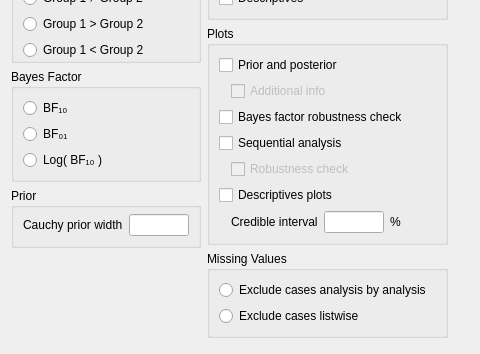
This is JASP-Desktop/analysisforms/ttestbayesianindependentsamplesform.ui in jasp-stats/jasp-desktop as Qt 5 draws it before an edit; both pictures show x 0 to 480 and y 508 to 862 of the 606 by 862 pixel window. The edited form follows.
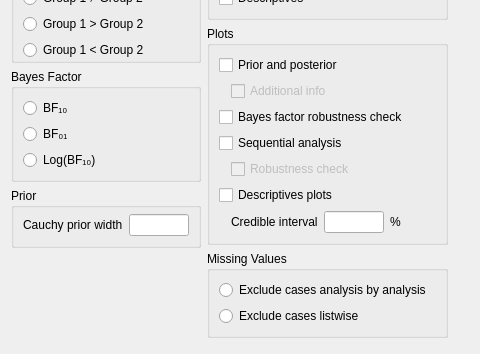
This is the edited form. Custom widgets are drawn as their Qt base class.

Patch:
```diff
--- a/JASP-Desktop/analysisforms/ttestbayesianindependentsamplesform.ui
+++ b/JASP-Desktop/analysisforms/ttestbayesianindependentsamplesform.ui
@@ -403,7 +403,7 @@
                </sizepolicy>
               </property>
               <property name="text">
-               <string>Log( BF₁₀ )</string>
+               <string>Log(BF₁₀)</string>
               </property>
              </widget>
             </item>
```
